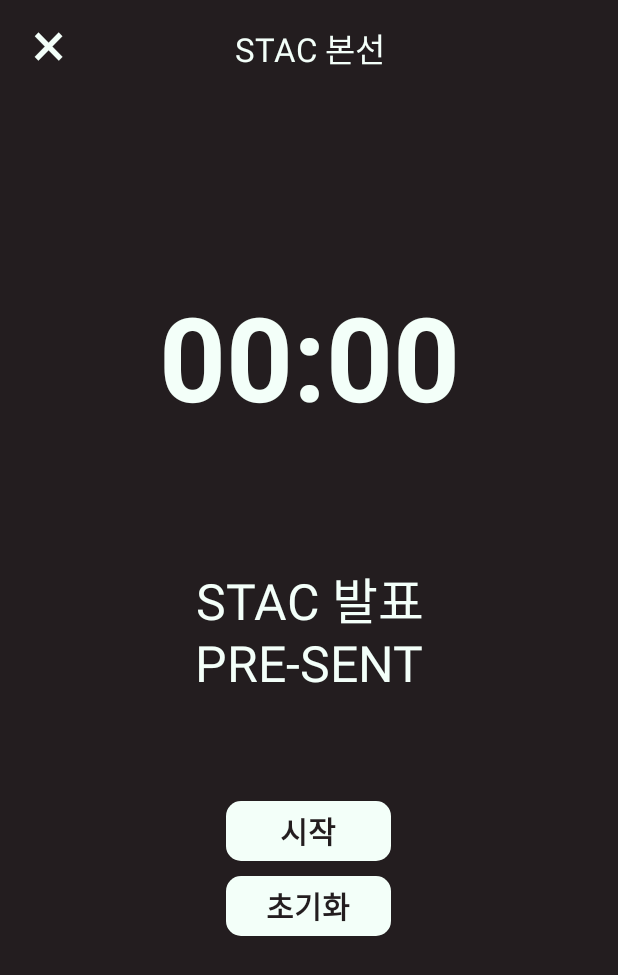
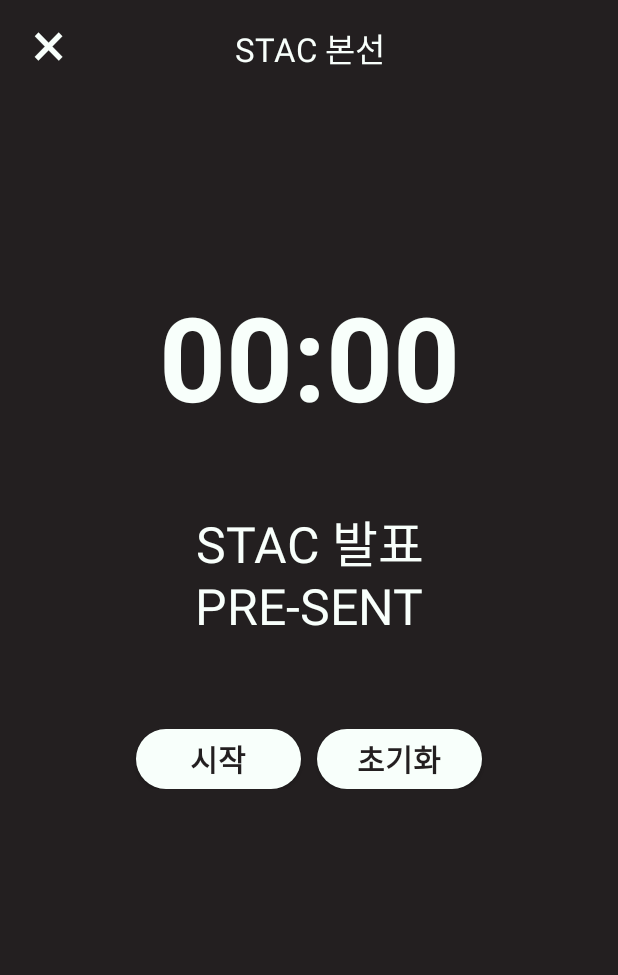
Before and after one commit to wisemuji/Present_2018stac, an Android app: the ptPlayActivity screen opened directly, with no data from a screen before it, on a phone screen of 412 x 824 dp. Shown: the top 975 px of the screen. Run offline under Robolectric (Android 15) with nearby library versions, the phone set to English and light mode, and no system bars.

Commit message:
진짜진짜 끝난 레이아웃 이제 제가 자도 될까요?

```diff
--- a/app/src/main/res/drawable/round_button1.xml
+++ b/app/src/main/res/drawable/round_button1.xml
@@ -4,16 +4,16 @@
     <!-- 평상시 -->
     <item android:state_focused="false" android:state_pressed="false">
         <shape>
-            <solid android:color="@color/bg_white2" />
-            <corners android:radius="10dp" />
+            <solid android:color="@color/ptplayWhite" />
+            <corners android:radius="20dp" />
         </shape>
     </item>
 
     <!-- 클릭했을 때 -->
     <item android:state_focused="false" android:state_pressed="true">
         <shape>
-            <solid android:color="@color/bg_white3" />
-            <corners android:radius="10dp" />
+            <solid android:color="@color/ptplayWhite" />
+            <corners android:radius="20dp" />
         </shape>
     </item>
 </selector>
--- a/app/src/main/res/layout/activity_ptplay.xml
+++ b/app/src/main/res/layout/activity_ptplay.xml
@@ -5,7 +5,7 @@
     android:layout_width="match_parent"
     android:layout_height="match_parent"
     android:orientation="vertical"
-    android:background="@color/bg_black"
+    android:background="@color/ptplayBG"
     >
     <RelativeLayout
         android:layout_width="match_parent"
@@ -18,7 +18,7 @@
             android:layout_height="wrap_content"
             android:text="  ×"
             android:onClick="appFinish"
-            android:textColor="@color/bg_white"
+            android:textColor="@color/ptplayWhite"
             android:textSize="19pt"
             />
         <TextView
@@ -26,7 +26,7 @@
             android:layout_width="match_parent"
             android:layout_height="wrap_content"
             android:text="STAC 본선"
-            android:textColor="@color/bg_white"
+            android:textColor="@color/ptplayWhite"
             android:gravity="center"
             android:textSize="10pt"
             />
@@ -38,7 +38,7 @@
         android:layout_height="wrap_content"
         android:gravity="center"
         android:textSize="35pt"
-        android:textColor="@color/bg_white"
+        android:textColor="@color/ptplayWhite"
         android:text="00:00"
         android:textStyle="bold"
         />
@@ -51,32 +51,38 @@
         android:layout_height="wrap_content"
         android:textSize="15pt"
         android:padding="10dp"
-        android:textColor="@color/bg_white"
+        android:textColor="@color/ptplayWhite"
         android:text="STAC 발표\nPRE-SENT"
-        android:layout_marginTop="75dp"
+        android:layout_marginTop="37dp"
         />
-
+<LinearLayout
+    android:layout_marginTop="50dp"
+    android:gravity="center"
+    android:layout_width="match_parent"
+    android:layout_height="wrap_content"
+    android:orientation="horizontal"
+    >
     <Button
-        android:layout_marginTop="60dp"
         android:layout_gravity="center"
         android:id="@+id/btn_start"
         android:layout_width="110dp"
         android:layout_height="40dp"
-        android:textColor="@color/bg_black"
+        android:textColor="@color/ptplayBG"
         android:onClick="myOnClick"
         android:background="@drawable/round_button1"
         android:textSize="9pt"
         android:text="시작"
         android:textStyle="bold"
+        android:layout_marginRight="5dp"
         />
 
     <Button
-        android:layout_marginTop="10dp"
+        android:layout_marginLeft="5dp"
         android:layout_gravity="center"
         android:id="@+id/btn_refresh"
         android:layout_width="110dp"
         android:layout_height="40dp"
-        android:textColor="@color/bg_black"
+        android:textColor="@color/ptplayBG"
         android:onClick="myOnClick"
         android:background="@drawable/round_button1"
         android:textSize="9pt"
@@ -85,3 +91,6 @@
         />
 
 </LinearLayout>
+
+
+</LinearLayout>
--- a/app/src/main/res/layout/activity_script_input.xml
+++ b/app/src/main/res/layout/activity_script_input.xml
@@ -82,7 +82,7 @@
         app:layout_constraintBottom_toBottomOf="parent">
 
         <TextView
-            android:id="@+id/setting_prev_btn"
+            android:id="@+id/script_prev_btn"
             android:layout_width="match_parent"
             android:layout_height="match_parent"
             android:layout_weight="1"
@@ -93,7 +93,7 @@
             android:textStyle="bold" />
 
         <TextView
-            android:id="@+id/setting_next_btn"
+            android:id="@+id/script_next_btn"
             android:layout_width="match_parent"
             android:layout_height="match_parent"
             android:layout_weight="1"
--- a/app/src/main/res/values/colors.xml
+++ b/app/src/main/res/values/colors.xml
@@ -12,4 +12,6 @@
     <color name="bg_white2">#fff3fff9</color>
     <color name="bg_white3">#ff7f8482</color>
     <color name="bgcolor">#ffffff</color>
+    <color name="ptplayWhite">#f8fffb</color>
+    <color name="ptplayBG">#231f20</color>
 </resources>
```
Also changed, not shown: app/src/main/res/layout/activity_keypoint.xml (+25 -2 lines), app/src/main/res/layout/activity_setting.xml (+2 -17 lines).
